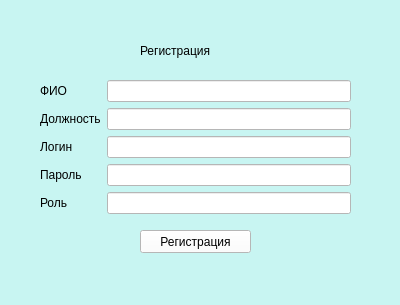
The window that venv/regisration.ui (LimonValya/pythonProject1) describes before a commit, drawn with Qt 5.
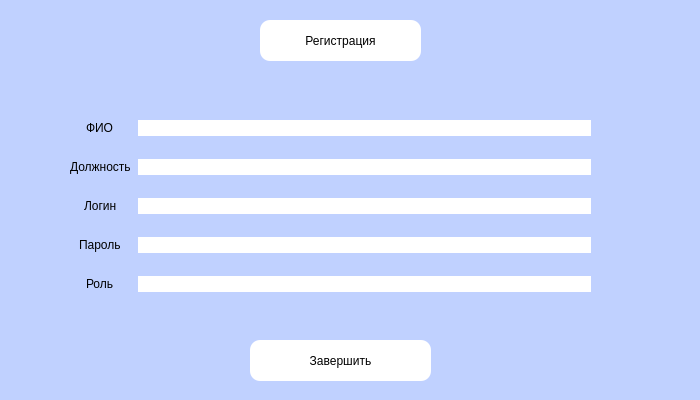
The same window after the commit. Icons and pictures are not drawn.

```diff
--- a/venv/regisration.ui
+++ b/venv/regisration.ui
@@ -6,10 +6,22 @@
    <rect>
     <x>0</x>
     <y>0</y>
-    <width>400</width>
-    <height>305</height>
+    <width>700</width>
+    <height>400</height>
    </rect>
   </property>
+  <property name="sizePolicy">
+   <sizepolicy hsizetype="Preferred" vsizetype="MinimumExpanding">
+    <horstretch>0</horstretch>
+    <verstretch>0</verstretch>
+   </sizepolicy>
+  </property>
+  <property name="maximumSize">
+   <size>
+    <width>700</width>
+    <height>400</height>
+   </size>
+  </property>
   <property name="windowTitle">
    <string>Form</string>
   </property>
@@ -18,58 +30,70 @@
     <normaloff>../../../Desktop/free-icon-heartbeat-2791163.png</normaloff>../../../Desktop/free-icon-heartbeat-2791163.png</iconset>
   </property>
   <property name="styleSheet">
-   <string notr="true">background-color: rgb(200, 245, 242);</string>
+   <string notr="true">background-color:rgb(192, 209, 255);</string>
   </property>
   <widget class="QLabel" name="label">
    <property name="geometry">
     <rect>
-     <x>140</x>
-     <y>30</y>
-     <width>121</width>
+     <x>260</x>
+     <y>20</y>
+     <width>161</width>
      <height>41</height>
     </rect>
    </property>
-   <property name="styleSheet">
-    <string notr="true">background-color: rgb(200, 245, 242);
-font: 8pt &quot;MS Shell Dlg 2&quot;;
-font: 14pt &quot;MS Shell Dlg 2&quot;</string>
+   <property name="layoutDirection">
+    <enum>Qt::LeftToRight</enum>
    </property>
-   <property name="text">
-    <string>Регистрация</string>
-   </property>
-  </widget>
-  <widget class="QPushButton" name="pushButton_3">
-   <property name="geometry">
-    <rect>
-     <x>140</x>
-     <y>230</y>
-     <width>111</width>
-     <height>23</height>
-    </rect>
-   </property>
    <property name="styleSheet">
-    <string notr="true">background-color: rgb(255, 255, 255);
-font: 12pt &quot;MS Shell Dlg 2&quot;;</string>
+    <string notr="true">background-color: rgb(255,255,255);
+font: 18pt &quot;Verdana&quot;;
+
+border-width: 50px; 
+border-radius: 10px; </string>
    </property>
    <property name="text">
     <string>Регистрация</string>
    </property>
+   <property name="alignment">
+    <set>Qt::AlignCenter</set>
+   </property>
   </widget>
   <widget class="QWidget" name="formLayoutWidget">
    <property name="geometry">
     <rect>
-     <x>40</x>
+     <x>70</x>
      <y>80</y>
-     <width>311</width>
-     <height>141</height>
+     <width>521</width>
+     <height>251</height>
     </rect>
    </property>
    <layout class="QFormLayout" name="formLayout">
+    <property name="sizeConstraint">
+     <enum>QLayout::SetNoConstraint</enum>
+    </property>
+    <property name="labelAlignment">
+     <set>Qt::AlignCenter</set>
+    </property>
+    <property name="formAlignment">
+     <set>Qt::AlignCenter</set>
+    </property>
+    <property name="horizontalSpacing">
+     <number>7</number>
+    </property>
+    <property name="verticalSpacing">
+     <number>23</number>
+    </property>
     <item row="0" column="0">
      <widget class="QLabel" name="label_2">
+      <property name="sizePolicy">
+       <sizepolicy hsizetype="Preferred" vsizetype="Preferred">
+        <horstretch>0</horstretch>
+        <verstretch>0</verstretch>
+       </sizepolicy>
+      </property>
       <property name="styleSheet">
-       <string notr="true">background-color: rgb(200, 245, 242);
-font: 10pt &quot;MS Shell Dlg 2&quot;</string>
+       <string notr="true">background-color:rgb(192, 209, 255);
+font: 14pt &quot;Verdana&quot;;</string>
       </property>
       <property name="text">
        <string>ФИО</string>
@@ -79,51 +103,50 @@
     <item row="0" column="1">
      <widget class="QLineEdit" name="lineEdit">
       <property name="styleSheet">
-       <string notr="true">background-color:rgb(255, 255, 255)</string>
-      </property>
-     </widget>
-    </item>
-    <item row="1" column="0">
-     <widget class="QLabel" name="label_3">
-      <property name="styleSheet">
-       <string notr="true">background-color: rgb(200, 245, 242);
-font: 10pt &quot;MS Shell Dlg 2&quot;</string>
-      </property>
-      <property name="text">
-       <string>Должность</string>
+       <string notr="true">background: rgb(0,0,0);
+background-color: rgb(255,255,255);
+border-width: 40px; 
+border-radius: 9px; 
+font: 14pt &quot;Verdana&quot;;
+</string>
       </property>
      </widget>
     </item>
     <item row="1" column="1">
      <widget class="QLineEdit" name="lineEdit_2">
       <property name="styleSheet">
-       <string notr="true">background-color:rgb(255, 255, 255)</string>
-      </property>
-     </widget>
-    </item>
-    <item row="2" column="0">
-     <widget class="QLabel" name="label_4">
-      <property name="styleSheet">
-       <string notr="true">background-color: rgb(200, 245, 242);
-font: 10pt &quot;MS Shell Dlg 2&quot;</string>
-      </property>
-      <property name="text">
-       <string>Логин</string>
+       <string notr="true">background: rgb(0,0,0);
+background-color: rgb(255,255,255);
+border-width: 40px; 
+border-radius: 9px; 
+font: 14pt &quot;Verdana&quot;;
+</string>
       </property>
      </widget>
     </item>
     <item row="2" column="1">
      <widget class="QLineEdit" name="lineEdit_3">
       <property name="styleSheet">
-       <string notr="true">background-color:rgb(255, 255, 255)</string>
+       <string notr="true">background: rgb(0,0,0);
+background-color: rgb(255,255,255);
+border-width: 40px; 
+border-radius: 9px; 
+font: 14pt &quot;Verdana&quot;;
+</string>
       </property>
      </widget>
     </item>
     <item row="3" column="0">
      <widget class="QLabel" name="label_5">
+      <property name="sizePolicy">
+       <sizepolicy hsizetype="Preferred" vsizetype="Preferred">
+        <horstretch>0</horstretch>
+        <verstretch>0</verstretch>
+       </sizepolicy>
+      </property>
       <property name="styleSheet">
-       <string notr="true">background-color: rgb(200, 245, 242);
-font: 10pt &quot;MS Shell Dlg 2&quot;</string>
+       <string notr="true">background-color:rgb(192, 209, 255);
+font: 14pt &quot;Verdana&quot;;</string>
       </property>
       <property name="text">
        <string>Пароль</string>
@@ -133,15 +156,29 @@
     <item row="3" column="1">
      <widget class="QLineEdit" name="lineEdit_4">
       <property name="styleSheet">
-       <string notr="true">background-color:rgb(255, 255, 255)</string>
+       <string notr="true">background: rgb(0,0,0);
+background-color: rgb(255,255,255);
+border-width: 40px; 
+border-radius: 9px; 
+font: 14pt &quot;Verdana&quot;;
+</string>
       </property>
      </widget>
     </item>
     <item row="4" column="0">
      <widget class="QLabel" name="label_6">
+      <property name="enabled">
+       <bool>true</bool>
+      </property>
+      <property name="sizePolicy">
+       <sizepolicy hsizetype="Preferred" vsizetype="Preferred">
+        <horstretch>0</horstretch>
+        <verstretch>0</verstretch>
+       </sizepolicy>
+      </property>
       <property name="styleSheet">
-       <string notr="true">background-color: rgb(200, 245, 242);
-font: 10pt &quot;MS Shell Dlg 2&quot;</string>
+       <string notr="true">background-color:rgb(192, 209, 255);
+font: 14pt &quot;Verdana&quot;;</string>
       </property>
       <property name="text">
        <string>Роль</string>
@@ -151,12 +188,91 @@
     <item row="4" column="1">
      <widget class="QLineEdit" name="lineEdit_5">
       <property name="styleSheet">
-       <string notr="true">background-color:rgb(255, 255, 255)</string>
+       <string notr="true">background: rgb(0,0,0);
+background-color: rgb(255,255,255);
+border-width: 40px; 
+border-radius: 9px; 
+font: 14pt &quot;Verdana&quot;;
+</string>
+      </property>
+     </widget>
+    </item>
+    <item row="1" column="0">
+     <widget class="QLabel" name="label_3">
+      <property name="enabled">
+       <bool>true</bool>
+      </property>
+      <property name="sizePolicy">
+       <sizepolicy hsizetype="Preferred" vsizetype="Preferred">
+        <horstretch>0</horstretch>
+        <verstretch>0</verstretch>
+       </sizepolicy>
+      </property>
+      <property name="baseSize">
+       <size>
+        <width>20</width>
+        <height>20</height>
+       </size>
+      </property>
+      <property name="styleSheet">
+       <string notr="true">background-color:rgb(192, 209, 255);
+font: 14pt &quot;Verdana&quot;;</string>
+      </property>
+      <property name="frameShape">
+       <enum>QFrame::NoFrame</enum>
+      </property>
+      <property name="frameShadow">
+       <enum>QFrame::Plain</enum>
+      </property>
+      <property name="lineWidth">
+       <number>0</number>
+      </property>
+      <property name="text">
+       <string>Должность</string>
+      </property>
+      <property name="textFormat">
+       <enum>Qt::MarkdownText</enum>
+      </property>
+     </widget>
+    </item>
+    <item row="2" column="0">
+     <widget class="QLabel" name="label_7">
+      <property name="sizePolicy">
+       <sizepolicy hsizetype="Preferred" vsizetype="Preferred">
+        <horstretch>0</horstretch>
+        <verstretch>0</verstretch>
+       </sizepolicy>
+      </property>
+      <property name="styleSheet">
+       <string notr="true">background-color:rgb(192, 209, 255);
+font: 14pt &quot;Verdana&quot;;</string>
+      </property>
+      <property name="text">
+       <string>Логин</string>
       </property>
      </widget>
     </item>
    </layout>
   </widget>
+  <widget class="QPushButton" name="pushButton_3">
+   <property name="geometry">
+    <rect>
+     <x>250</x>
+     <y>340</y>
+     <width>181</width>
+     <height>41</height>
+    </rect>
+   </property>
+   <property name="styleSheet">
+    <string notr="true">background-color: rgb(255, 255, 255);
+font: 14pt &quot;MS Shell Dlg 2&quot;;
+border-width: 50px; 
+border-radius: 10px; </string>
+   </property>
+   <property name="text">
+    <string>Завершить</string>
+   </property>
+  </widget>
  </widget>
  <resources/>
  <connections/>
```
Left out of the diff: 4 changed lines with no effect on the pictures.
